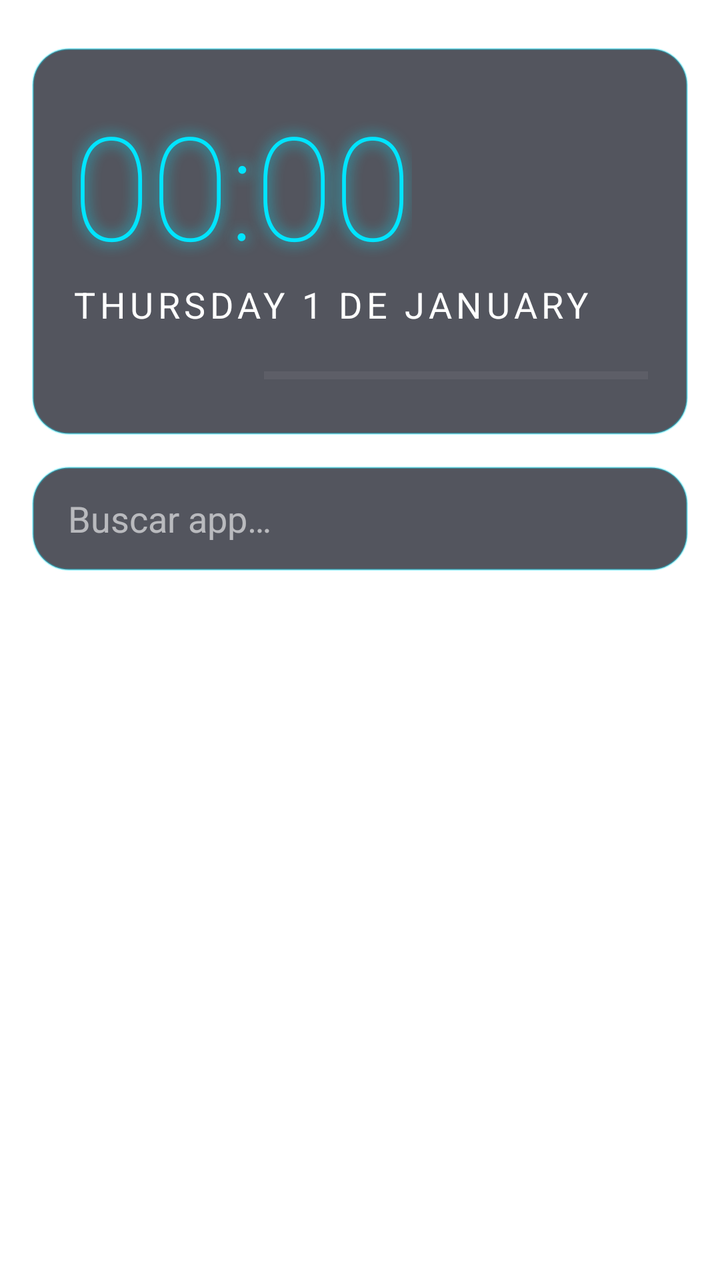
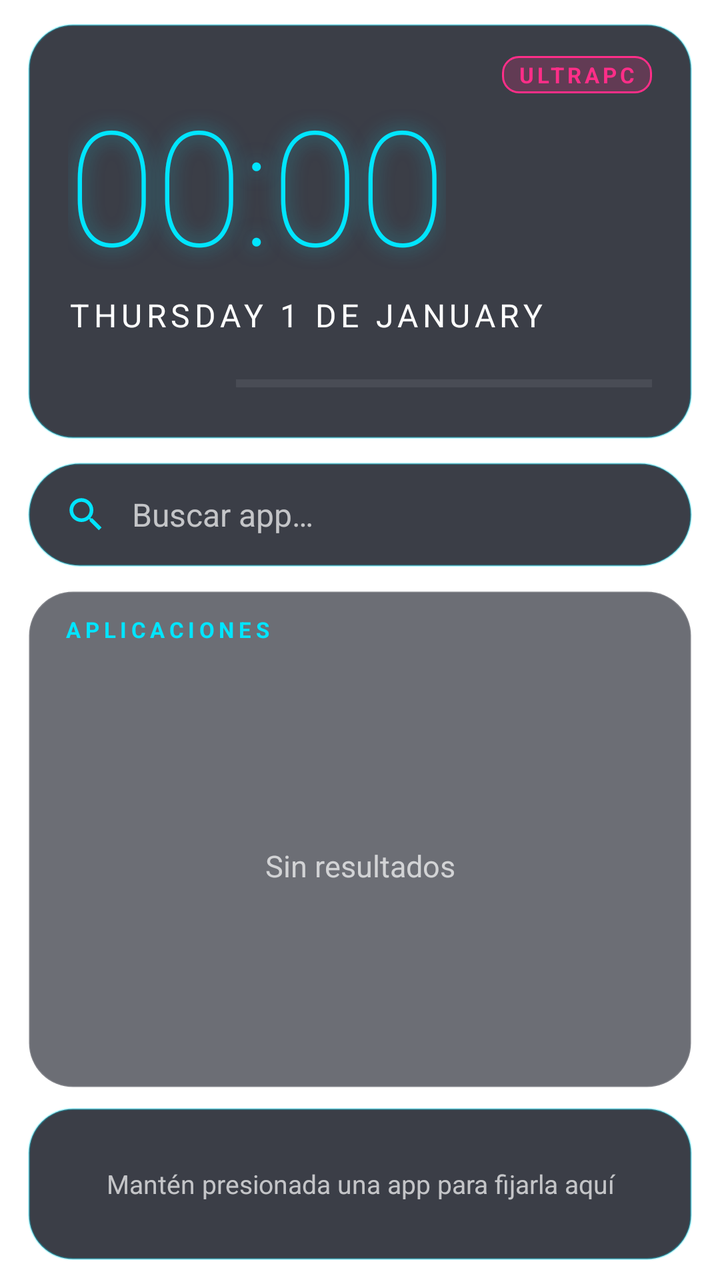

Two renders of the same Android screen: before a commit and after it. Below are the layout's source before the change and the commit's diff.
<!-- AndroidManifest.xml: application theme LauncherTheme -->
<!-- res/layout/activity_main.xml -->
<?xml version="1.0" encoding="utf-8"?>
<LinearLayout xmlns:android="http://schemas.android.com/apk/res/android"
    android:id="@+id/root"
    android:layout_width="match_parent"
    android:layout_height="match_parent"
    android:orientation="vertical"
    android:fitsSystemWindows="true"
    android:paddingLeft="16dp"
    android:paddingRight="16dp"
    android:paddingTop="24dp">

    
    <LinearLayout
        android:id="@+id/header"
        android:layout_width="match_parent"
        android:layout_height="wrap_content"
        android:orientation="vertical"
        android:background="@drawable/bg_panel"
        android:padding="20dp">

        <TextClock
            android:id="@+id/clock"
            android:layout_width="wrap_content"
            android:layout_height="wrap_content"
            android:format24Hour="HH:mm"
            android:format12Hour="HH:mm"
            android:textColor="@color/accent"
            android:textSize="72sp"
            android:fontFamily="sans-serif-thin"
            android:shadowColor="@color/accent"
            android:shadowRadius="18" />

        <TextClock
            android:id="@+id/date"
            android:layout_width="wrap_content"
            android:layout_height="wrap_content"
            android:format24Hour="EEEE d 'de' MMMM"
            android:format12Hour="EEEE d 'de' MMMM"
            android:textColor="@color/text"
            android:textSize="18sp"
            android:textAllCaps="true"
            android:letterSpacing="0.12" />

        <LinearLayout
            android:layout_width="match_parent"
            android:layout_height="wrap_content"
            android:layout_marginTop="14dp"
            android:gravity="center_vertical"
            android:orientation="horizontal">

            <TextView
                android:id="@+id/batteryText"
                android:layout_width="wrap_content"
                android:layout_height="wrap_content"
                android:textColor="@color/text"
                android:textSize="14sp"
                android:fontFamily="monospace"
                android:minWidth="96dp" />

            <ProgressBar
                android:id="@+id/batteryBar"
                style="@android:style/Widget.Material.ProgressBar.Horizontal"
                android:layout_width="0dp"
                android:layout_height="8dp"
                android:layout_weight="1"
                android:max="100"
                android:progressTint="@color/accent"
                android:progressBackgroundTint="#33FFFFFF" />
        </LinearLayout>
    </LinearLayout>

    
    <EditText
        android:id="@+id/search"
        android:layout_width="match_parent"
        android:layout_height="52dp"
        android:layout_marginTop="16dp"
        android:background="@drawable/bg_panel"
        android:hint="Buscar app…"
        android:textColorHint="@color/text_dim"
        android:textColor="@color/text"
        android:paddingLeft="18dp"
        android:paddingRight="18dp"
        android:singleLine="true"
        android:imeOptions="actionGo"
        android:inputType="text" />

    
    <GridView
        android:id="@+id/grid"
        android:layout_width="match_parent"
        android:layout_height="0dp"
        android:layout_weight="1"
        android:layout_marginTop="16dp"
        android:numColumns="4"
        android:verticalSpacing="18dp"
        android:horizontalSpacing="8dp"
        android:stretchMode="columnWidth"
        android:clipToPadding="false"
        android:paddingBottom="24dp"
        android:scrollbars="none" />
</LinearLayout>
<!-- resources referenced by this layout -->
<resources>
  <color name="accent">#00E5FF</color>
  <color name="text">#FFFFFFFF</color>
  <color name="text_dim">#99FFFFFF</color>
  <!-- drawable bg_panel (drawable) -->
  <?xml version="1.0" encoding="utf-8"?>
  <shape xmlns:android="http://schemas.android.com/apk/res/android" android:shape="rectangle">
      <solid android:color="@color/panel" />
      <corners android:radius="18dp" />
      <stroke android:width="1dp" android:color="#5500E5FF" />
  </shape>
  <style name="LauncherTheme" parent="android:Theme.Material.NoActionBar">
          <item name="android:windowShowWallpaper">true</item>
          <item name="android:windowBackground">@android:color/transparent</item>
          <item name="android:windowIsTranslucent">false</item>
          <item name="android:statusBarColor">@android:color/transparent</item>
          <item name="android:navigationBarColor">@android:color/transparent</item>
          <item name="android:colorAccent">@color/accent</item>
      </style>
  <color name="panel">#B30A0E1A</color>
</resources>

<!-- the commit's change to res/layout/activity_main.xml (unified diff, before → after) -->
@@ -5,9 +5,10 @@
     android:layout_height="match_parent"
     android:orientation="vertical"
     android:fitsSystemWindows="true"
-    android:paddingLeft="16dp"
-    android:paddingRight="16dp"
-    android:paddingTop="24dp">
+    android:paddingLeft="14dp"
+    android:paddingRight="14dp"
+    android:paddingTop="12dp"
+    android:paddingBottom="10dp">
 
     
     <LinearLayout
@@ -16,32 +17,70 @@
         android:layout_height="wrap_content"
         android:orientation="vertical"
         android:background="@drawable/bg_panel"
-        android:padding="20dp">
+        android:paddingLeft="20dp"
+        android:paddingRight="20dp"
+        android:paddingTop="16dp"
+        android:paddingBottom="18dp">
+
+        <LinearLayout
+            android:layout_width="match_parent"
+            android:layout_height="wrap_content"
+            android:gravity="center_vertical"
+            android:orientation="horizontal">
+
+            <TextView
+                android:id="@+id/greeting"
+                android:layout_width="0dp"
+                android:layout_height="wrap_content"
+                android:layout_weight="1"
+                android:textColor="@color/text_dim"
+                android:textSize="13sp"
+                android:textAllCaps="true"
+                android:letterSpacing="0.2" />
+
+            <TextView
+                android:layout_width="wrap_content"
+                android:layout_height="wrap_content"
+                android:background="@drawable/bg_tag"
+                android:paddingLeft="8dp"
+                android:paddingRight="8dp"
+                android:paddingTop="2dp"
+                android:paddingBottom="2dp"
+                android:text="ULTRAPC"
+                android:textColor="@color/accent2"
+                android:textSize="11sp"
+                android:textStyle="bold"
+                android:letterSpacing="0.15" />
+        </LinearLayout>
 
         <TextClock
             android:id="@+id/clock"
             android:layout_width="wrap_content"
             android:layout_height="wrap_content"
+            android:layout_marginTop="2dp"
             android:format24Hour="HH:mm"
             android:format12Hour="HH:mm"
             android:textColor="@color/accent"
-            android:textSize="72sp"
+            android:textSize="80sp"
+            android:includeFontPadding="false"
             android:fontFamily="sans-serif-thin"
-            android:shadowColor="@color/accent"
-            android:shadowRadius="18" />
+            android:shadowColor="#8000E5FF"
+            android:shadowRadius="24" />
 
         <TextClock
             android:id="@+id/date"
             android:layout_width="wrap_content"
             android:layout_height="wrap_content"
+            android:layout_marginTop="4dp"
             android:format24Hour="EEEE d 'de' MMMM"
             android:format12Hour="EEEE d 'de' MMMM"
             android:textColor="@color/text"
-            android:textSize="18sp"
+            android:textSize="16sp"
             android:textAllCaps="true"
-            android:letterSpacing="0.12" />
-
-        <LinearLayout
+            android:letterSpacing="0.14" />
+
+        <LinearLayout
+            android:id="@+id/battery"
             android:layout_width="match_parent"
             android:layout_height="wrap_content"
             android:layout_marginTop="14dp"
@@ -52,51 +91,162 @@
                 android:id="@+id/batteryText"
                 android:layout_width="wrap_content"
                 android:layout_height="wrap_content"
+                android:minWidth="84dp"
                 android:textColor="@color/text"
                 android:textSize="14sp"
-                android:fontFamily="monospace"
-                android:minWidth="96dp" />
+                android:textStyle="bold"
+                android:fontFamily="monospace" />
 
             <ProgressBar
                 android:id="@+id/batteryBar"
                 style="@android:style/Widget.Material.ProgressBar.Horizontal"
                 android:layout_width="0dp"
-                android:layout_height="8dp"
+                android:layout_height="6dp"
                 android:layout_weight="1"
                 android:max="100"
                 android:progressTint="@color/accent"
-                android:progressBackgroundTint="#33FFFFFF" />
+                android:progressBackgroundTint="#40FFFFFF" />
         </LinearLayout>
     </LinearLayout>
 
     
-    <EditText
-        android:id="@+id/search"
+    <LinearLayout
+        android:id="@+id/searchBox"
         android:layout_width="match_parent"
         android:layout_height="52dp"
-        android:layout_marginTop="16dp"
-        android:background="@drawable/bg_panel"
-        android:hint="Buscar app…"
-        android:textColorHint="@color/text_dim"
-        android:textColor="@color/text"
+        android:layout_marginTop="12dp"
+        android:background="@drawable/bg_search"
+        android:gravity="center_vertical"
+        android:orientation="horizontal"
         android:paddingLeft="18dp"
-        android:paddingRight="18dp"
-        android:singleLine="true"
-        android:imeOptions="actionGo"
-        android:inputType="text" />
-
-    
-    <GridView
-        android:id="@+id/grid"
+        android:paddingRight="8dp"
+        android:addStatesFromChildren="true">
+
+        <ImageView
+            android:layout_width="22dp"
+            android:layout_height="22dp"
+            android:src="@drawable/ic_search" />
+
+        <EditText
+            android:id="@+id/search"
+            android:layout_width="0dp"
+            android:layout_height="match_parent"
+            android:layout_weight="1"
+            android:layout_marginLeft="12dp"
+            android:background="@null"
+            android:hint="Buscar app…"
+            android:textColorHint="@color/text_dim"
+            android:textColor="@color/text"
+            android:textSize="16sp"
+            android:singleLine="true"
+            android:imeOptions="actionGo"
+            android:inputType="text" />
+
+        <ImageView
+            android:id="@+id/clear"
+            android:layout_width="40dp"
+            android:layout_height="40dp"
+            android:padding="10dp"
+            android:src="@drawable/ic_clear"
+            android:visibility="gone" />
+    </LinearLayout>
+
+    
+    <LinearLayout
+        android:id="@+id/drawer"
         android:layout_width="match_parent"
         android:layout_height="0dp"
         android:layout_weight="1"
-        android:layout_marginTop="16dp"
-        android:numColumns="4"
-        android:verticalSpacing="18dp"
-        android:horizontalSpacing="8dp"
-        android:stretchMode="columnWidth"
-        android:clipToPadding="false"
-        android:paddingBottom="24dp"
-        android:scrollbars="none" />
+        android:layout_marginTop="12dp"
+        android:background="@drawable/bg_glass"
+        android:orientation="vertical"
+        android:paddingTop="12dp">
+
+        <LinearLayout
+            android:layout_width="match_parent"
+            android:layout_height="wrap_content"
+            android:paddingLeft="18dp"
+            android:paddingRight="18dp"
+            android:orientation="horizontal">
+
+            <TextView
+                android:layout_width="0dp"
+                android:layout_height="wrap_content"
+                android:layout_weight="1"
+                android:text="APLICACIONES"
+                android:textColor="@color/accent"
+                android:textSize="11sp"
+                android:textStyle="bold"
+                android:letterSpacing="0.2" />
+
+            <TextView
+                android:id="@+id/count"
+                android:layout_width="wrap_content"
+                android:layout_height="wrap_content"
+                android:textColor="@color/text_dim"
+                android:textSize="11sp"
+                android:fontFamily="monospace" />
+        </LinearLayout>
+
+        <FrameLayout
+            android:layout_width="match_parent"
+            android:layout_height="match_parent">
+
+            <GridView
+                android:id="@+id/grid"
+                android:layout_width="match_parent"
+                android:layout_height="match_parent"
+                android:numColumns="4"
+                android:verticalSpacing="14dp"
+                android:horizontalSpacing="4dp"
+                android:stretchMode="columnWidth"
+                android:clipToPadding="false"
+                android:paddingLeft="6dp"
+                android:paddingRight="6dp"
+                android:paddingTop="12dp"
+                android:paddingBottom="12dp"
+                android:listSelector="@android:color/transparent"
+                android:fadingEdgeLength="24dp"
+                android:requiresFadingEdge="vertical"
+                android:scrollbars="none" />
+
+            <TextView
+                android:id="@+id/empty"
+                android:layout_width="match_parent"
+                android:layout_height="match_parent"
+                android:gravity="center"
+                android:text="Sin resultados"
+                android:textColor="@color/text_dim"
+                android:textSize="15sp" />
+        </FrameLayout>
+    </LinearLayout>
+
+    
+    <FrameLayout
+        android:id="@+id/dockBar"
+        android:layout_width="match_parent"
+        android:layout_height="76dp"
+        android:layout_marginTop="10dp"
+        android:background="@drawable/bg_panel">
+
+        <LinearLayout
+            android:id="@+id/dock"
+            android:layout_width="match_parent"
+            android:layout_height="match_parent"
+            android:gravity="center"
+            android:orientation="horizontal"
+            android:paddingLeft="8dp"
+            android:paddingRight="8dp" />
+
+        <TextView
+            android:id="@+id/dockHint"
+            android:layout_width="match_parent"
+            android:layout_height="match_parent"
+            android:gravity="center"
+            android:paddingLeft="16dp"
+            android:paddingRight="16dp"
+            android:text="Mantén presionada una app para fijarla aquí"
+            android:textColor="@color/text_dim"
+            android:textSize="13sp" />
+    </FrameLayout>
 </LinearLayout>
<!-- resource entries referenced after the edit -->
@@ -1,15 +1,64 @@
 <!-- resources referenced by this layout -->
 <resources>
   <color name="accent">#00E5FF</color>
+  <color name="accent2">#FF2E88</color>
   <color name="text">#FFFFFFFF</color>
-  <color name="text_dim">#99FFFFFF</color>
+  <color name="text_dim">#B3FFFFFF</color>
+  <!-- drawable bg_glass (drawable) -->
+  <?xml version="1.0" encoding="utf-8"?>
+  <shape xmlns:android="http://schemas.android.com/apk/res/android" android:shape="rectangle">
+      <solid android:color="@color/glass" />
+      <corners android:radius="22dp" />
+      <stroke android:width="1dp" android:color="#26FFFFFF" />
+  </shape>
   <!-- drawable bg_panel (drawable) -->
   <?xml version="1.0" encoding="utf-8"?>
   <shape xmlns:android="http://schemas.android.com/apk/res/android" android:shape="rectangle">
       <solid android:color="@color/panel" />
-      <corners android:radius="18dp" />
-      <stroke android:width="1dp" android:color="#5500E5FF" />
+      <corners android:radius="22dp" />
+      <stroke android:width="1dp" android:color="@color/stroke" />
   </shape>
+  <!-- drawable bg_search (drawable) -->
+  <?xml version="1.0" encoding="utf-8"?>
+  <selector xmlns:android="http://schemas.android.com/apk/res/android">
+      <item android:state_focused="true">
+          <shape android:shape="rectangle">
+              <solid android:color="@color/panel" />
+              <corners android:radius="28dp" />
+              <stroke android:width="2dp" android:color="@color/accent" />
+          </shape>
+      </item>
+      <item>
+          <shape android:shape="rectangle">
+              <solid android:color="@color/panel" />
+              <corners android:radius="28dp" />
+              <stroke android:width="1dp" android:color="@color/stroke" />
+          </shape>
+      </item>
+  </selector>
+  <!-- drawable bg_tag (drawable) -->
+  <?xml version="1.0" encoding="utf-8"?>
+  <shape xmlns:android="http://schemas.android.com/apk/res/android" android:shape="rectangle">
+      <solid android:color="#33FF2E88" />
+      <corners android:radius="8dp" />
+      <stroke android:width="1dp" android:color="@color/accent2" />
+  </shape>
+  <!-- drawable ic_clear (drawable) -->
+  <?xml version="1.0" encoding="utf-8"?>
+  <vector xmlns:android="http://schemas.android.com/apk/res/android"
+      android:width="20dp" android:height="20dp"
+      android:viewportWidth="24" android:viewportHeight="24">
+      <path android:fillColor="#B3FFFFFF"
+          android:pathData="M19,6.41L17.59,5 12,10.59 6.41,5 5,6.41 10.59,12 5,17.59 6.41,19 12,13.41 17.59,19 19,17.59 13.41,12z" />
+  </vector>
+  <!-- drawable ic_search (drawable) -->
+  <?xml version="1.0" encoding="utf-8"?>
+  <vector xmlns:android="http://schemas.android.com/apk/res/android"
+      android:width="22dp" android:height="22dp"
+      android:viewportWidth="24" android:viewportHeight="24">
+      <path android:fillColor="#00E5FF"
+          android:pathData="M15.5,14h-0.79l-0.28,-0.27A6.47,6.47 0,0 0,16 9.5,6.5 6.5,0 1,0 9.5,16c1.61,0 3.09,-0.59 4.23,-1.57l0.27,0.28v0.79l5,4.99L20.49,19l-4.99,-5zM9.5,14C7.01,14 5,11.99 5,9.5S7.01,5 9.5,5 14,7.01 14,9.5 11.99,14 9.5,14z" />
+  </vector>
   <style name="LauncherTheme" parent="android:Theme.Material.NoActionBar">
           <item name="android:windowShowWallpaper">true</item>
           <item name="android:windowBackground">@android:color/transparent</item>
@@ -18,6 +67,8 @@
           <item name="android:navigationBarColor">@android:color/transparent</item>
           <item name="android:colorAccent">@color/accent</item>
       </style>
-  <color name="panel">#B30A0E1A</color>
+  <color name="glass">#990A0E1A</color>
+  <color name="panel">#CC0A0E1A</color>
+  <color name="stroke">#4D00E5FF</color>
 </resources>
 
